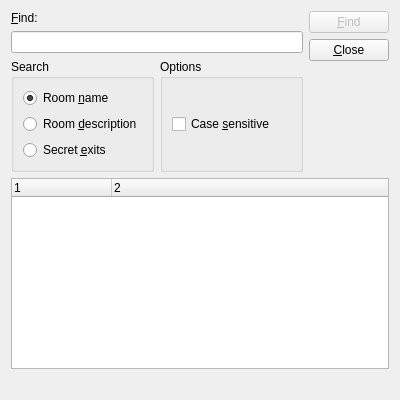
MUME/MMapper, file src/mainwindow/findroomsdlg.ui: the form before one commit.
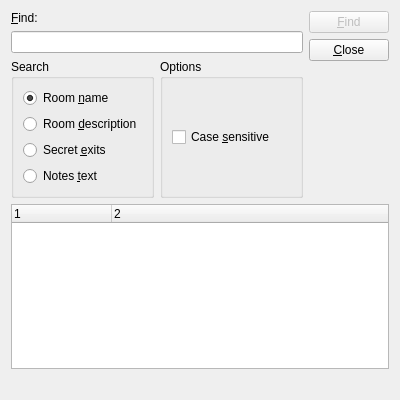
The form after the commit.

Diff of the .ui file:
```diff
--- a/src/mainwindow/findroomsdlg.ui
+++ b/src/mainwindow/findroomsdlg.ui
@@ -62,6 +62,13 @@
               </property>
              </widget>
             </item>
+            <item>
+             <widget class="QRadioButton" name="notesRadioButton" >
+              <property name="text" >
+               <string>Notes &amp;text</string>
+              </property>
+             </widget>
+            </item>
            </layout>
           </widget>
          </item>
```
